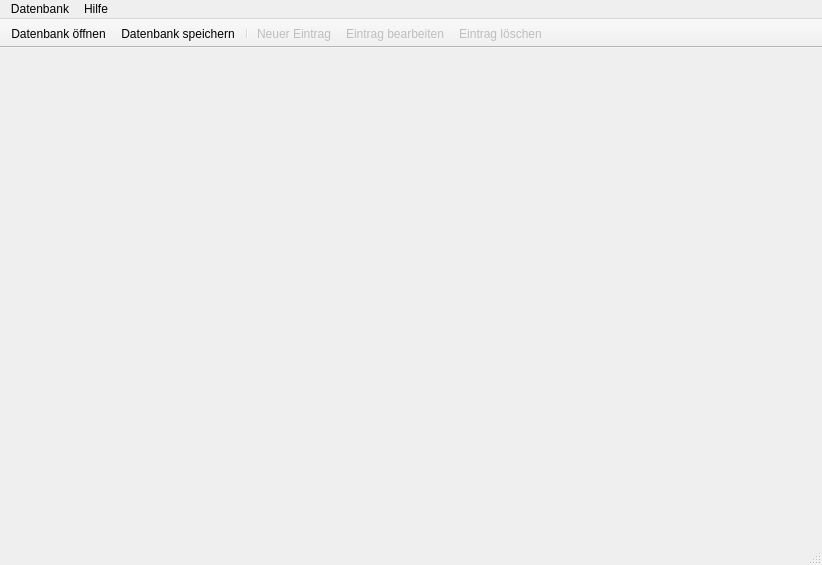
JulWit/PasswordManager, file ui/MainWindow.ui: the form before one commit.
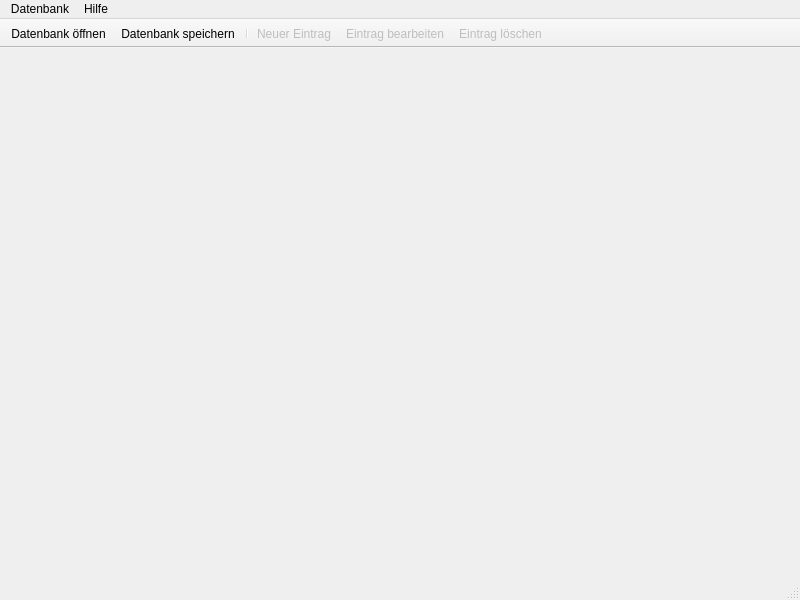
The form after the commit. Icons and pictures are not drawn.

```diff
--- a/ui/MainWindow.ui
+++ b/ui/MainWindow.ui
@@ -6,14 +6,14 @@
    <rect>
     <x>0</x>
     <y>0</y>
-    <width>822</width>
-    <height>565</height>
+    <width>800</width>
+    <height>600</height>
    </rect>
   </property>
   <property name="minimumSize">
    <size>
-    <width>320</width>
-    <height>240</height>
+    <width>640</width>
+    <height>480</height>
    </size>
   </property>
   <property name="windowTitle">
@@ -25,7 +25,7 @@
     <rect>
      <x>0</x>
      <y>0</y>
-     <width>822</width>
+     <width>800</width>
      <height>22</height>
     </rect>
    </property>
```
